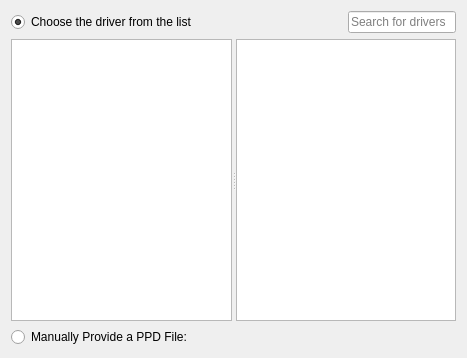
Old version of the form libkcups/SelectMakeModel.ui in the repository KDE/print-manager.
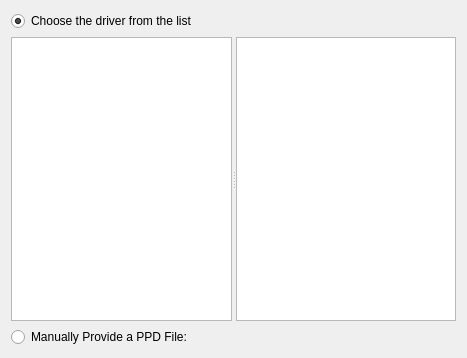
New version of the form. Custom widgets are drawn as their Qt base class.

Patch:
```diff
--- a/libkcups/SelectMakeModel.ui
+++ b/libkcups/SelectMakeModel.ui
@@ -78,29 +78,11 @@
        </property>
       </widget>
      </item>
-     <item>
-      <widget class="KLineEdit" name="klineedit">
-       <property name="sizePolicy">
-        <sizepolicy hsizetype="Fixed" vsizetype="Fixed">
-         <horstretch>0</horstretch>
-         <verstretch>0</verstretch>
-        </sizepolicy>
-       </property>
-       <property name="placeholderText">
-        <string>Search for drivers</string>
-       </property>
-      </widget>
-     </item>
     </layout>
    </item>
   </layout>
  </widget>
  <customwidgets>
-  <customwidget>
-   <class>KLineEdit</class>
-   <extends>QLineEdit</extends>
-   <header>klineedit.h</header>
-  </customwidget>
   <customwidget>
    <class>KUrlRequester</class>
    <extends>QFrame</extends>
```
Left out of the diff: 60 changed lines with no effect on the pictures.
